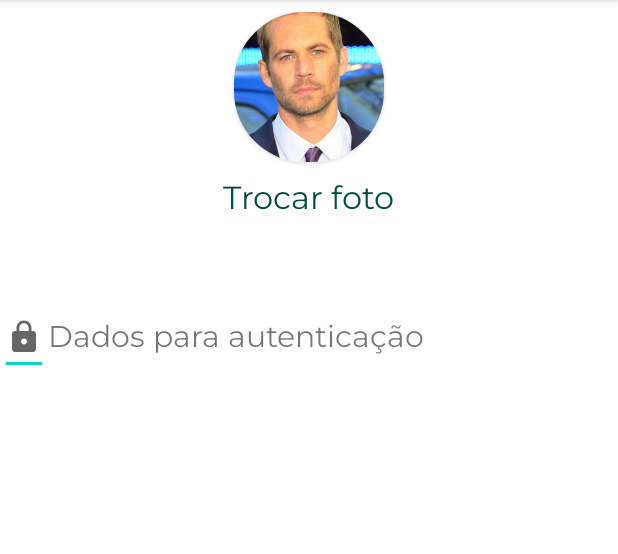
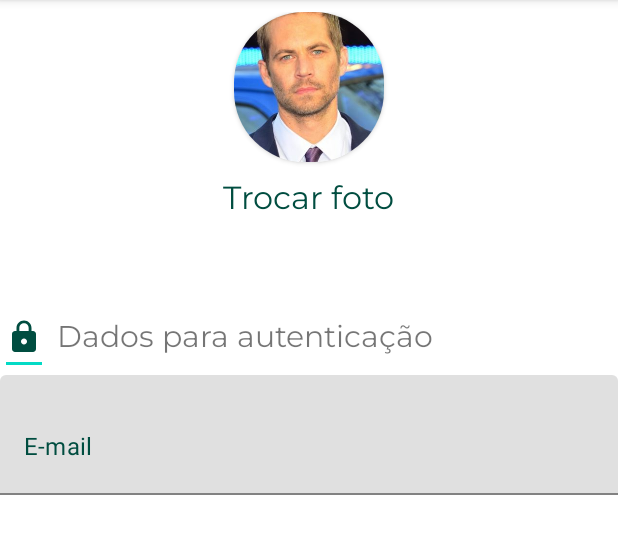
Before and after one commit to samuel-santinelli/IMC-Project, an Android app: the MainActivity screen opened directly, with no data from a screen before it, on a phone screen of 412 x 824 dp, the part 84-638 px from its top. Run offline under Robolectric (Android 15) with nearby library versions, the phone set to English and light mode, and no system bars; Roboto replaces fonts that are not available here.

Commit message:
Enviando novos arquivos para o projeto de android|status: dashBoard - concluido| status: cadastro - andamento

```diff
--- a/app/src/main/res/drawable/lock_24.xml
+++ b/app/src/main/res/drawable/lock_24.xml
@@ -3,7 +3,7 @@
     android:height="24dp"
     android:viewportWidth="24"
     android:viewportHeight="24"
-    android:tint="?attr/colorControlNormal">
+    android:tint="@color/primary">
   <path
       android:fillColor="@android:color/white"
       android:pathData="M18,8h-1L17,6c0,-2.76 -2.24,-5 -5,-5S7,3.24 7,6v2L6,8c-1.1,0 -2,0.9 -2,2v10c0,1.1 0.9,2 2,2h12c1.1,0 2,-0.9 2,-2L20,10c0,-1.1 -0.9,-2 -2,-2zM12,17c-1.1,0 -2,-0.9 -2,-2s0.9,-2 2,-2 2,0.9 2,2 -0.9,2 -2,2zM15.1,8L8.9,8L8.9,6c0,-1.71 1.39,-3.1 3.1,-3.1 1.71,0 3.1,1.39 3.1,3.1v2z"/>
--- a/app/src/main/res/layout/activity_cadastro.xml
+++ b/app/src/main/res/layout/activity_cadastro.xml
@@ -53,41 +53,35 @@
             android:layout_width="wrap_content"
             android:layout_height="match_parent"
             android:drawableStart="@drawable/lock_24"
-            />
+            android:layout_marginEnd="6dp"/>
 
 
         <TextView
             android:layout_width="match_parent"
-            android:layout_height="50dp"
+            android:layout_height="40dp"
             android:text="Dados para autenticação"
             android:fontFamily="@font/montserrat"
-            android:textSize="20sp"
-    />
+            android:textSize="20sp"/>
 
 
     </LinearLayout>
-
-
 
     <ScrollView
         android:layout_width="match_parent"
         android:layout_height="match_parent">
 
-   <TextView
-       android:layout_width="match_parent"
-       android:layout_height="match_parent"/>
+  <com.google.android.material.textfield.TextInputLayout
+            android:layout_width="match_parent"
+            android:layout_height="match_parent">
+
+         <EditText
+             android:layout_width="match_parent"
+             android:layout_height="80dp"
+             android:text="E-mail"
+             android:textColor="@color/primary"/>
+
+        </com.google.android.material.textfield.TextInputLayout>
 
     </ScrollView>
 
-<com.google.android.material.textfield.TextInputLayout
-    android:layout_width="match_parent"
-    android:layout_height="wrap_content"
-    android:orientation="vertical">
-
-    <TextView
-        android:layout_width="match_parent"
-        android:layout_height="wrap_content"/>
-
-</com.google.android.material.textfield.TextInputLayout>
-
 </LinearLayout>
```
